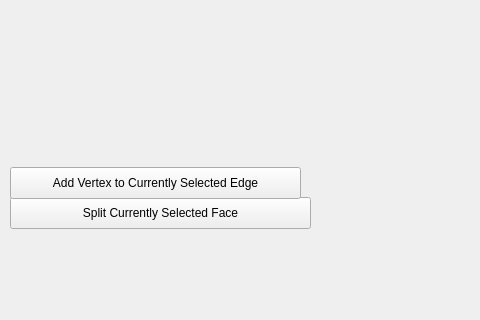
The window that forms/mainwindow.ui (chloesnyder/CIS497) describes before a commit, drawn with Qt 5; both pictures show x 0 to 480 and y 322 to 642 of the 837 by 642 pixel window.
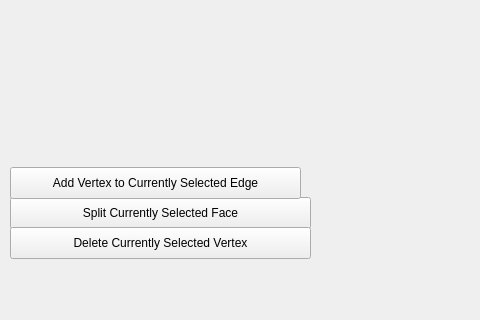
The same window after the commit. Custom widgets are drawn as their Qt base class.

Commit message: everything working except delete vertex, not yet implemented

Patch:
```diff
--- a/forms/mainwindow.ui
+++ b/forms/mainwindow.ui
@@ -131,6 +131,19 @@
      <string>Add Vertex to Currently Selected Edge</string>
     </property>
    </widget>
+   <widget class="QPushButton" name="deleteVertexButton">
+    <property name="geometry">
+     <rect>
+      <x>10</x>
+      <y>530</y>
+      <width>301</width>
+      <height>32</height>
+     </rect>
+    </property>
+    <property name="text">
+     <string>Delete Currently Selected Vertex</string>
+    </property>
+   </widget>
   </widget>
   <widget class="QMenuBar" name="menuBar">
    <property name="geometry">
```
Left out of the diff: 17 changed lines with no effect on the pictures. The commit also changes 4 other files.
